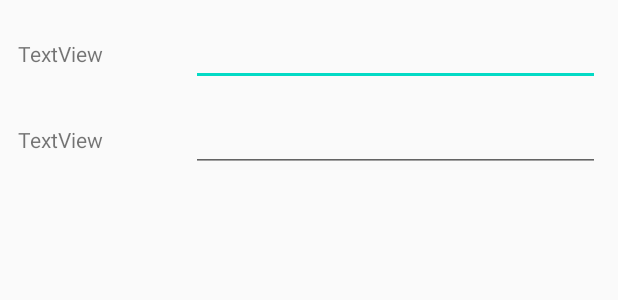
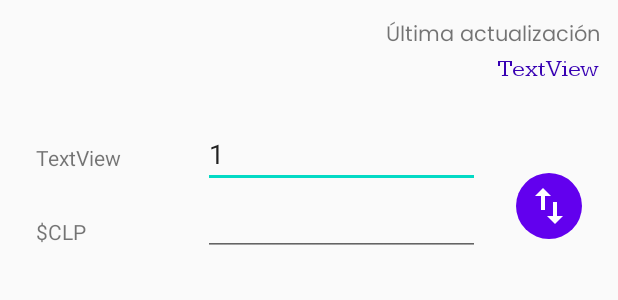
Before and after one commit to NelsonMatamala/indicadoresEconomicos, an Android app: the layout fragment_calcular.xml on its own in the app's theme, with its tools: preview values and no code run, on a phone screen of 412 x 824 dp. Shown: the top 300 px of the screen. Run offline under Robolectric (Android 15) with nearby library versions, the phone set to English and light mode, and no system bars.

Commit message:
Boton para cambiar de calculo en CalcularFragment

```diff
--- a/app/src/main/java/cl/nelsonmc/indicadores/di/BaseApplication.java
+++ b/app/src/main/java/cl/nelsonmc/indicadores/di/BaseApplication.java
@@ -1,7 +1,6 @@
 package cl.nelsonmc.indicadores.di;
 
 import android.app.Application;
-
 import com.jakewharton.threetenabp.AndroidThreeTen;
 
 //contenedor de dependencia en el nivel de la aplicación
@@ -12,10 +11,7 @@ public class BaseApplication extends Application {
     public void onCreate() {
         super.onCreate();
         AndroidThreeTen.init(this);
-        retrofitComponent = DaggerRetrofitComponent
-                .builder()
-                .retrofitModule(new RetrofitModule())
-                .build();
+        retrofitComponent  = DaggerRetrofitComponent.builder().retrofitModule(new RetrofitModule()).build();
     }
 
     public RetrofitComponent getRetrofitComponent(){
--- a/app/src/main/java/cl/nelsonmc/indicadores/di/RetrofitComponent.java
+++ b/app/src/main/java/cl/nelsonmc/indicadores/di/RetrofitComponent.java
@@ -1,7 +1,6 @@
 package cl.nelsonmc.indicadores.di;
 
 import javax.inject.Singleton;
-
 import cl.nelsonmc.indicadores.MainActivityModelView;
 import dagger.Component;
 
--- /dev/null
+++ b/app/src/main/res/drawable/btn_circle.xml
@@ -0,0 +1,9 @@
+<?xml version="1.0" encoding="utf-8"?>
+<ripple xmlns:android="http://schemas.android.com/apk/res/android" android:color="@color/colorPrimaryDark">
+    <item>
+        <shape xmlns:android="http://schemas.android.com/apk/res/android">
+            <solid android:color="@color/colorPrimary"></solid>
+            <corners android:radius="50dp"></corners>
+        </shape>
+    </item>
+</ripple>
--- /dev/null
+++ b/app/src/main/res/drawable/ic_change.xml
@@ -0,0 +1,5 @@
+<vector android:height="32dp" android:tint="#FFFFFF"
+    android:viewportHeight="24" android:viewportWidth="24"
+    android:width="32dp" xmlns:android="http://schemas.android.com/apk/res/android">
+    <path android:fillColor="@android:color/white" android:pathData="M9,3L5,6.99h3L8,14h2L10,6.99h3L9,3zM16,17.01L16,10h-2v7.01h-3L15,21l4,-3.99h-3z"/>
+</vector>
--- a/app/src/main/res/drawable/ictrending_down.xml
+++ b/app/src/main/res/drawable/ic_trending_down.xml
@@ -1,5 +1,5 @@
 <vector android:alpha="0.8" android:height="24dp" android:tint="#C82518"
     android:viewportHeight="24" android:viewportWidth="24"
     android:width="24dp" xmlns:android="http://schemas.android.com/apk/res/android">
-    <path android:fillColor="@android:color/white" android:pathData="M16,18l2.29,-2.29 -4.88,-4.88 -4,4L2,7.41 3.41,6l6,6 4,-4 6.3,6.29L22,12v6z"/>
+    <path android:fillColor="@android:color/white" android:pathData="M7.41,8.59L12,13.17l4.59,-4.58L18,10l-6,6 -6,-6 1.41,-1.41z"/>
 </vector>
--- a/app/src/main/res/drawable/ic_trending_up.xml
+++ b/app/src/main/res/drawable/ic_trending_up.xml
@@ -1,5 +1,5 @@
 <vector android:height="24dp" android:tint="#C82518"
     android:viewportHeight="24" android:viewportWidth="24"
     android:width="24dp" xmlns:android="http://schemas.android.com/apk/res/android">
-    <path android:fillColor="@android:color/white" android:pathData="M16,6l2.29,2.29 -4.88,4.88 -4,-4L2,16.59 3.41,18l6,-6 4,4 6.3,-6.29L22,12V6z"/>
+    <path android:fillColor="@android:color/white" android:pathData="M7.41,15.41L12,10.83l4.59,4.58L18,14l-6,-6 -6,6z"/>
 </vector>
--- a/app/src/main/res/drawable/round_corner.xml
+++ b/app/src/main/res/drawable/round_corner.xml
@@ -1,5 +1,5 @@
 <?xml version="1.0" encoding="utf-8"?>
 <shape xmlns:android="http://schemas.android.com/apk/res/android">
     <solid android:color="@color/colorCirculoPeso"></solid>
-    <corners android:radius="50dp"></corners>
+    <corners android:radius="32dp"></corners>
 </shape>
--- a/app/src/main/res/layout/fragment_calcular.xml
+++ b/app/src/main/res/layout/fragment_calcular.xml
@@ -2,61 +2,96 @@
 <androidx.constraintlayout.widget.ConstraintLayout
     xmlns:android="http://schemas.android.com/apk/res/android"
     xmlns:app="http://schemas.android.com/apk/res-auto"
-    xmlns:tools="http://schemas.android.com/tools"
     android:layout_width="match_parent"
     android:layout_height="match_parent">
 
+    <TextView
+        android:id="@+id/textView2"
+        android:layout_width="wrap_content"
+        android:layout_height="wrap_content"
+        android:text="Última actualización"
+        app:layout_constraintEnd_toEndOf="parent"
+        app:layout_constraintTop_toTopOf="parent"
+        android:fontFamily="@font/poppins_normal"
+        android:layout_marginRight="12dp"
+        android:layout_marginTop="12dp"/>
+
+    <TextView
+        android:id="@+id/ultimaFechaText"
+        android:layout_width="wrap_content"
+        android:layout_height="wrap_content"
+        android:text="TextView"
+        android:textColor="@color/colorPrimaryDark"
+        android:layout_marginRight="12dp"
+        android:textSize="16sp"
+        android:fontFamily="@font/kameron_normal"
+        app:layout_constraintEnd_toEndOf="parent"
+        app:layout_constraintTop_toBottomOf="@+id/textView2" />
+
     <LinearLayout
-        android:id="@+id/linearLayout2"
         android:layout_width="match_parent"
         android:layout_height="wrap_content"
-        android:layout_margin="12dp"
         android:orientation="horizontal"
+        android:padding="24dp"
         app:layout_constraintEnd_toEndOf="parent"
         app:layout_constraintStart_toStartOf="parent"
-        app:layout_constraintTop_toTopOf="parent">
+        app:layout_constraintTop_toBottomOf="@+id/ultimaFechaText">
+
+        <LinearLayout
+            android:layout_width="wrap_content"
+            android:layout_height="match_parent"
+            android:layout_weight="1"
+            android:orientation="vertical">
 
             <TextView
                 android:id="@+id/textViewUp"
                 android:layout_width="wrap_content"
                 android:layout_height="wrap_content"
-            android:layout_weight="1"
+                android:layout_marginTop="15dp"
                 android:text="TextView" />
-
-        <EditText
-            android:id="@+id/editTextNumber"
-            android:layout_width="wrap_content"
-            android:layout_height="wrap_content"
-            android:layout_weight="1"
-            android:ems="10"
-            android:inputType="numberDecimal" />
-
-    </LinearLayout>
-
-    <LinearLayout
-        android:layout_width="match_parent"
-        android:layout_height="wrap_content"
-        android:orientation="horizontal"
-        android:layout_margin="12dp"
-        app:layout_constraintTop_toBottomOf="@+id/linearLayout2"
-        tools:layout_editor_absoluteX="1dp">
 
             <TextView
                 android:id="@+id/textViewDown"
                 android:layout_width="wrap_content"
                 android:layout_height="wrap_content"
-            android:layout_weight="1"
-            android:text="TextView" />
+                android:layout_marginTop="30dp"
+                android:text="$CLP" />
+
+        </LinearLayout>
+
+        <LinearLayout
+            android:id="@+id/linearLayout3"
+            android:layout_width="wrap_content"
+            android:layout_height="wrap_content"
+            android:layout_marginRight="24dp"
+            android:layout_weight="3"
+            android:orientation="vertical"
+            app:layout_constraintTop_toBottomOf="@+id/linearLayout2">
 
             <EditText
-            android:id="@+id/editTextNumber2"
-            android:layout_width="wrap_content"
+                android:id="@+id/editTextIndicador"
+                android:layout_width="match_parent"
                 android:layout_height="wrap_content"
-            android:layout_weight="1"
-            android:ems="10"
+                android:inputType="numberDecimal"
+                android:text="1" />
+
+            <EditText
+                android:id="@+id/editTextCalculo"
+                android:layout_width="match_parent"
+                android:layout_height="wrap_content"
                 android:inputType="numberDecimal" />
 
         </LinearLayout>
 
+        <ImageButton
+            android:id="@+id/btnChange"
+            android:layout_width="wrap_content"
+            android:layout_height="wrap_content"
+            android:layout_gravity="center"
+            android:padding="6dp"
+            android:layout_marginTop="12dp"
+            android:background="@drawable/btn_circle"
+            app:srcCompat="@drawable/ic_change" />
 
+    </LinearLayout>
 </androidx.constraintlayout.widget.ConstraintLayout>
--- a/app/src/main/res/values/strings.xml
+++ b/app/src/main/res/values/strings.xml
@@ -8,4 +8,5 @@
     <string name="desempleo">DESEMPLEO</string>
     <string name="libra_de_cobre">LIBRA DE COBRE</string>
     <string name="bitcoin">BITCOIN</string>
+    <string name="usd">$USD</string>
 </resources>
--- a/app/src/main/res/values/styles.xml
+++ b/app/src/main/res/values/styles.xml
@@ -43,7 +43,7 @@
     </style>
 
     <style name="tittleIndicador" parent="TextAppearance.AppCompat">
-        <item name="android:textSize">16sp</item>
+        <item name="android:textSize">18sp</item>
         <item name="android:textColor">@color/colorTittleIndicador</item>
         <item name="fontFamily">@font/poppins_semibold</item>
     </style>
```
Also changed, not shown: app/src/main/java/cl/nelsonmc/indicadores/AdapterIndicadores.java (+7 -9 lines), app/src/main/java/cl/nelsonmc/indicadores/IndicadorActivity.java (+7 -7 lines), app/src/main/java/cl/nelsonmc/indicadores/MainActivity.java (+17 -17 lines), app/src/main/java/cl/nelsonmc/indicadores/MainActivityModelView.java (+7 -8 lines), app/src/main/java/cl/nelsonmc/indicadores/ui/CalcularFragment.java (+85 -3 lines). Lines whose indentation alone changed are shown as unchanged.
